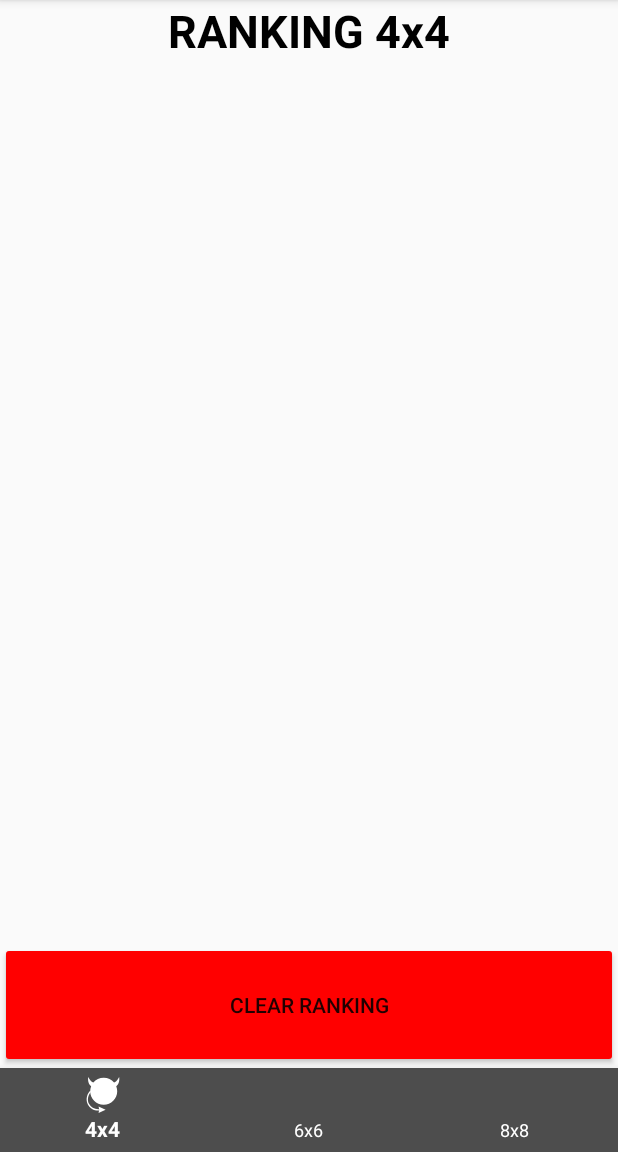
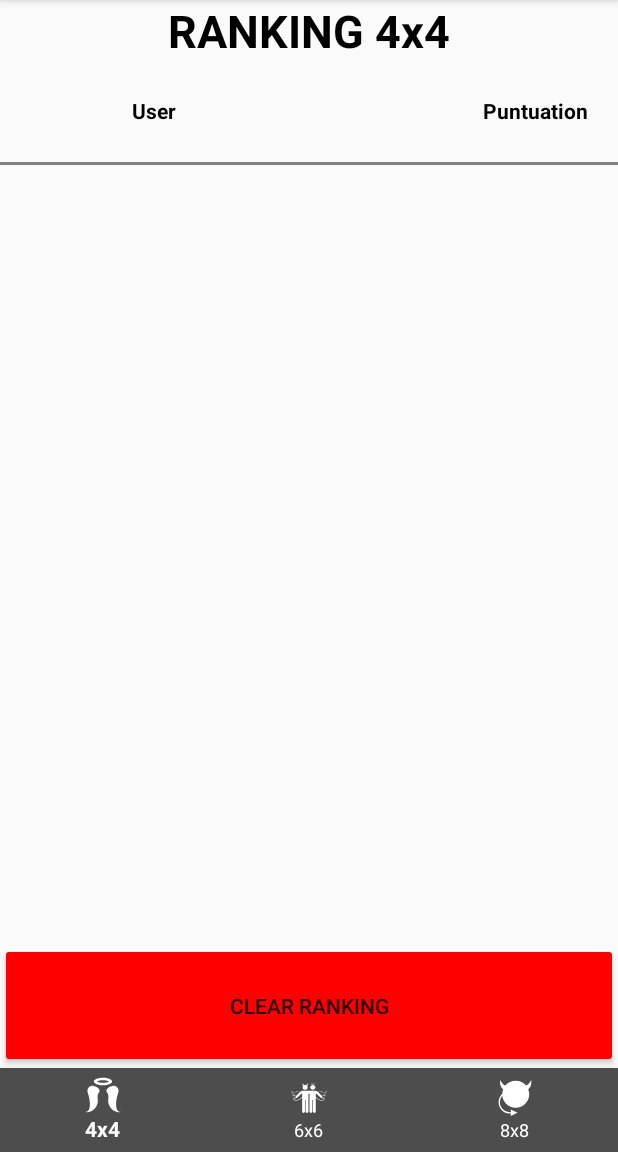
Before and after one commit to albertbecervas/EntregaFinalJEDI, an Android app: the Ranking screen opened directly, with no data from a screen before it, after a tap on "CLEAR RANKING", on a phone screen of 412 x 824 dp, the part 84-1236 px from its top. Run offline under Robolectric (Android 15) with nearby library versions, the phone set to English and light mode, and no system bars.

Commit message:
Recycler view no actualiza

```diff
--- a/app/src/main/java/com/code/albert/evilmemory/activities/Ranking.java
+++ b/app/src/main/java/com/code/albert/evilmemory/activities/Ranking.java
@@ -28,7 +28,7 @@ public class Ranking extends NavigationDrawer{
         bottomNavigationItemView.getMenu().getItem(0).setChecked(true);
 
         //Load fragment for first time
-        Fragment f = new Ranking6();
+        Fragment f = new Ranking4();
         getSupportFragmentManager()
                 .beginTransaction()
                 .replace(R.id.ranking_container, f, "FRAGMENt")
@@ -42,7 +42,6 @@ public class Ranking extends NavigationDrawer{
                     public boolean onNavigationItemSelected(@NonNull MenuItem item) {
                         switch (item.getItemId()){
                             case R.id.rank4:
-                                Toast.makeText(getApplicationContext(),"4",Toast.LENGTH_SHORT).show();
                                 Fragment f = new Ranking4();
                                 getSupportFragmentManager()
                                         .beginTransaction()
@@ -50,7 +49,6 @@ public class Ranking extends NavigationDrawer{
                                         .commit();
                                 break;
                             case R.id.rank6:
-                                Toast.makeText(getApplicationContext(),"6",Toast.LENGTH_SHORT).show();
                                 Fragment f2 = new Ranking6();
                                 getSupportFragmentManager()
                                         .beginTransaction()
@@ -58,7 +56,6 @@ public class Ranking extends NavigationDrawer{
                                         .commit();
                                 break;
                             case R.id.rank8:
-                                Toast.makeText(getApplicationContext(),"8",Toast.LENGTH_SHORT).show();
                                 Fragment f3 = new Ranking8();
                                 getSupportFragmentManager()
                                         .beginTransaction()
--- a/app/src/main/java/com/code/albert/evilmemory/data/WeatherData.java
+++ b/app/src/main/java/com/code/albert/evilmemory/data/WeatherData.java
@@ -4,8 +4,6 @@ package com.code.albert.evilmemory.data;
  * Created by Albert on 03/02/2017.
  */
 public class WeatherData {
-    String main;
-    String description;
     String icon;
 
 
--- a/app/src/main/java/com/code/albert/evilmemory/fragments/Ranking4.java
+++ b/app/src/main/java/com/code/albert/evilmemory/fragments/Ranking4.java
@@ -5,12 +5,14 @@ import android.content.Context;
 import android.database.Cursor;
 import android.os.Bundle;
 import android.support.v4.app.Fragment;
+import android.support.v4.app.FragmentTransaction;
 import android.support.v7.widget.LinearLayoutManager;
 import android.support.v7.widget.RecyclerView;
 import android.view.LayoutInflater;
 import android.view.View;
 import android.view.ViewGroup;
 import android.widget.Button;
+import android.widget.Toast;
 
 import com.code.albert.evilmemory.R;
 import com.code.albert.evilmemory.adapter.MyCustomAdapter;
@@ -22,7 +24,7 @@ import java.util.ArrayList;
 /**
  * A simple {@link Fragment} subclass.
  */
-public class Ranking4 extends Fragment {
+public class Ranking4 extends Fragment implements View.OnClickListener{
 
     Button delete;
 
@@ -34,6 +36,8 @@ public class Ranking4 extends Fragment {
     MyCustomAdapter myAdapter;
 
     LoginHelper loginHelper;
+
+    int i=0;
 
     public Ranking4() {
         // Required empty public constructor
@@ -55,18 +59,20 @@ public class Ranking4 extends Fragment {
             do {
                 String u = cursor.getString(cursor.getColumnIndex("name"));
                 int p = cursor.getInt(cursor.getColumnIndex("score4"));
-                pos = new RankingPlayer(0, u, p);
+                pos = new RankingPlayer(i, u, p);
+                i++;
                 rankingPlayers.add(pos);
             } while (cursor.moveToNext());
         }
 
         delete=(Button) view.findViewById(R.id.button);
+        delete.setOnClickListener(this);
 
-        delete.setOnClickListener(new View.OnClickListener() {
-            @Override
+        //delete.setOnClickListener(new View.OnClickListener() {
+            /*@Override
             public void onClick(View v) {
                 LoginHelper LoginHelper = new LoginHelper(getActivity().getApplicationContext());
-                LoginHelper.DeleteRanking6();
+                LoginHelper.DeleteRanking4();
                 Cursor cursor = loginHelper.getRanking4();
                 RankingPlayer pos;
                 if (cursor.moveToFirst()) {
@@ -81,9 +87,14 @@ public class Ranking4 extends Fragment {
                 myAdapter.setData(rankingPlayers);
                 myAdapter.notifyDataSetChanged();
 
-            }
+                final FragmentTransaction ft = getActivity().getSupportFragmentManager().beginTransaction();
+                ft.detach(Ranking4.this);
+                ft.attach(Ranking4.this);
+                ft.commit();
 
-        });
+            }*/
+
+       // });
 
         mRecyclerView = (RecyclerView) view.findViewById(R.id.mRecyclerView);
 
@@ -99,6 +110,37 @@ public class Ranking4 extends Fragment {
     }
 
     @Override
+    public void onClick(View view) {
+        if(view.getId()==R.id.button){
+            LoginHelper LoginHelper = new LoginHelper(getActivity().getApplicationContext());
+            LoginHelper.DeleteRanking4();
+            Cursor cursor = loginHelper.getRanking4();
+            RankingPlayer pos;
+            if (cursor.moveToFirst()) {
+                do {
+                    String u = cursor.getString(cursor.getColumnIndex("name"));
+                    int p = cursor.getInt(cursor.getColumnIndex("score4"));
+                    pos = new RankingPlayer(0, u, p);
+                    rankingPlayers.add(pos);
+                } while (cursor.moveToNext());
+            }
+
+            myAdapter.setData(rankingPlayers);
+            myAdapter.notifyDataSetChanged();
+
+            FragmentTransaction ft = getActivity().getSupportFragmentManager().beginTransaction();
+            ft.detach(this);
+            ft.attach(this);
+            ft.commit();
+
+
+        }else{
+            Toast.makeText(getActivity().getApplicationContext(),"nbgfxn",Toast.LENGTH_SHORT).show();
+        }
+
+    }
+
+    @Override
     public void onAttach(Context context) {
         super.onAttach(context);
     }
@@ -108,4 +150,5 @@ public class Ranking4 extends Fragment {
         super.onDetach();
     }
 
+
 }
--- /dev/null
+++ b/app/src/main/res/drawable/ic_star_black_24px.xml
@@ -0,0 +1,9 @@
+<vector xmlns:android="http://schemas.android.com/apk/res/android"
+        android:width="24dp"
+        android:height="24dp"
+        android:viewportWidth="24.0"
+        android:viewportHeight="24.0">
+    <path
+        android:pathData="M12,17.27L18.18,21l-1.64,-7.03L22,9.24l-7.19,-0.61L12,2 9.19,8.63 2,9.24l5.46,4.73L5.82,21z"
+        android:fillColor="#000000"/>
+</vector>
--- /dev/null
+++ b/app/src/main/res/drawable/ic_star_border_black_24px.xml
@@ -0,0 +1,9 @@
+<vector xmlns:android="http://schemas.android.com/apk/res/android"
+        android:width="24dp"
+        android:height="24dp"
+        android:viewportWidth="24.0"
+        android:viewportHeight="24.0">
+    <path
+        android:pathData="M22,9.24l-7.19,-0.62L12,2 9.19,8.63 2,9.24l5.46,4.73L5.82,21 12,17.27 18.18,21l-1.63,-7.03L22,9.24zM12,15.4l-3.76,2.27 1,-4.28 -3.32,-2.88 4.38,-0.38L12,6.1l1.71,4.04 4.38,0.38 -3.32,2.88 1,4.28L12,15.4z"
+        android:fillColor="#000000"/>
+</vector>
--- /dev/null
+++ b/app/src/main/res/drawable/ic_star_half_black_24px.xml
@@ -0,0 +1,9 @@
+<vector xmlns:android="http://schemas.android.com/apk/res/android"
+        android:width="24dp"
+        android:height="24dp"
+        android:viewportWidth="24.0"
+        android:viewportHeight="24.0">
+    <path
+        android:pathData="M22,9.24l-7.19,-0.62L12,2 9.19,8.63 2,9.24l5.46,4.73L5.82,21 12,17.27 18.18,21l-1.63,-7.03L22,9.24zM12,15.4V6.1l1.71,4.04 4.38,0.38 -3.32,2.88 1,4.28L12,15.4z"
+        android:fillColor="#000000"/>
+</vector>
--- /dev/null
+++ b/app/src/main/res/drawable/ic_thumb_down_black_24px.xml
@@ -0,0 +1,9 @@
+<vector xmlns:android="http://schemas.android.com/apk/res/android"
+        android:width="24dp"
+        android:height="24dp"
+        android:viewportWidth="24.0"
+        android:viewportHeight="24.0">
+    <path
+        android:pathData="M15,3L6,3c-0.83,0 -1.54,0.5 -1.84,1.22l-3.02,7.05c-0.09,0.23 -0.14,0.47 -0.14,0.73v1.91l0.01,0.01L1,14c0,1.1 0.9,2 2,2h6.31l-0.95,4.57 -0.03,0.32c0,0.41 0.17,0.79 0.44,1.06L9.83,23l6.59,-6.59c0.36,-0.36 0.58,-0.86 0.58,-1.41L17,5c0,-1.1 -0.9,-2 -2,-2zM19,3v12h4L23,3h-4z"
+        android:fillColor="#000000"/>
+</vector>
--- a/app/src/main/res/layout/fragment_ranking4.xml
+++ b/app/src/main/res/layout/fragment_ranking4.xml
@@ -6,19 +6,64 @@
     tools:context="com.code.albert.evilmemory.activities.Ranking">
 
 
-
-    <TextView
-        android:text="RANKING 4x4"
+    <LinearLayout
         android:layout_width="match_parent"
         android:layout_height="match_parent"
-        android:textStyle="bold"
-        android:textColor="#000"
-        android:textSize="30dp"
-        android:textAlignment="center"
-        android:id="@+id/rankingtype"
         android:layout_weight="2.5"
-        android:layout_alignParentTop="true"
-        android:layout_alignParentStart="true" />
+        android:orientation="vertical">
+
+        <TextView
+            android:id="@+id/rankingtype"
+            android:layout_width="match_parent"
+            android:layout_height="match_parent"
+            android:layout_alignParentStart="true"
+            android:layout_alignParentTop="true"
+            android:text="RANKING 4x4"
+            android:textAlignment="center"
+            android:textColor="#000"
+            android:textSize="30dp"
+            android:textStyle="bold"
+            android:layout_weight="1"/>
+        <LinearLayout
+            android:layout_width="match_parent"
+            android:layout_height="match_parent"
+            android:layout_weight="1"
+            android:orientation="horizontal">
+
+            <TextView
+                android:id="@+id/uname"
+                android:layout_width="match_parent"
+                android:layout_height="match_parent"
+                android:layout_alignParentStart="true"
+                android:layout_alignParentTop="true"
+                android:text="User"
+                android:textAlignment="center"
+                android:layout_marginTop="10dp"
+                android:textColor="#000"
+                android:textStyle="bold"
+                android:layout_weight="1"/>
+            <TextView
+                android:id="@+id/punt"
+                android:layout_width="match_parent"
+                android:layout_height="match_parent"
+                android:layout_alignParentStart="true"
+                android:layout_alignParentTop="true"
+                android:text="Puntuation"
+                android:textAlignment="textEnd"
+                android:layout_marginTop="10dp"
+                android:layout_marginEnd="20dp"
+                android:textColor="#000"
+                android:textStyle="bold"
+                android:layout_weight="1"/>
+
+        </LinearLayout>
+
+
+    </LinearLayout>
+    <LinearLayout
+        android:layout_width="match_parent"
+        android:background="@color/colorPrimaryDark"
+        android:layout_height="2dp"></LinearLayout>
 
 
     <android.support.v7.widget.RecyclerView
--- a/app/src/main/res/menu/navigation.xml
+++ b/app/src/main/res/menu/navigation.xml
@@ -2,12 +2,14 @@
 <menu xmlns:android="http://schemas.android.com/apk/res/android">
     <item
             android:title="4x4"
-        android:icon="@drawable/ic_evil"
+        android:icon="@drawable/ic_angel"
         android:id="@+id/rank4"/>
     <item
             android:title="6x6"
-        android:id="@+id/rank6"/>
+        android:id="@+id/rank6"
+        android:icon="@drawable/ic_angel_and_demon_"/>
     <item
             android:title="8x8"
-        android:id="@+id/rank8"/>
+        android:id="@+id/rank8"
+        android:icon="@drawable/ic_evil"/>
 </menu>
```
Also changed, not shown: app/src/main/java/com/code/albert/evilmemory/activities/GPSActivity.java (+7 -1 lines), app/src/main/java/com/code/albert/evilmemory/adapter/MyCustomAdapter.java (+8 -2 lines), app/src/main/java/com/code/albert/evilmemory/adapter/WeatherResponse.java (+22 -2 lines), app/src/main/java/com/code/albert/evilmemory/data/LoginHelper.java (+13 -3 lines), app/src/main/java/com/code/albert/evilmemory/fragments/Weather.java (+63 -9 lines), app/src/main/res/layout/fragment_weather.xml (+76 -12 lines), app/src/main/res/layout/rowlayout.xml (+8 -2 lines).
